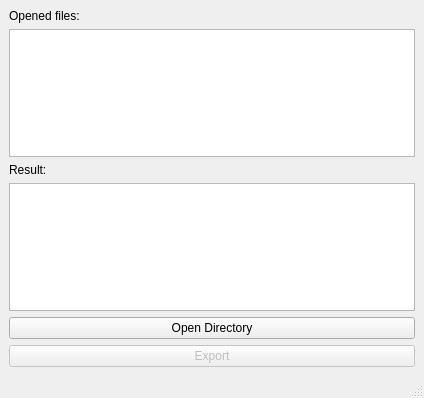
aantonovdevelop/chemical-data-parser, file mainwindow.ui: the form before one commit.
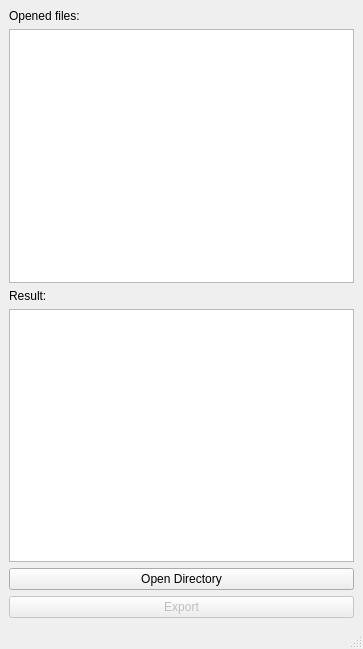
The form after the commit.

Diff of the .ui file:
```diff
--- a/mainwindow.ui
+++ b/mainwindow.ui
@@ -6,8 +6,8 @@
    <rect>
     <x>0</x>
     <y>0</y>
-    <width>424</width>
-    <height>398</height>
+    <width>363</width>
+    <height>649</height>
    </rect>
   </property>
   <property name="windowTitle">
```
Left out of the diff: 2 changed lines with no effect on the pictures.
